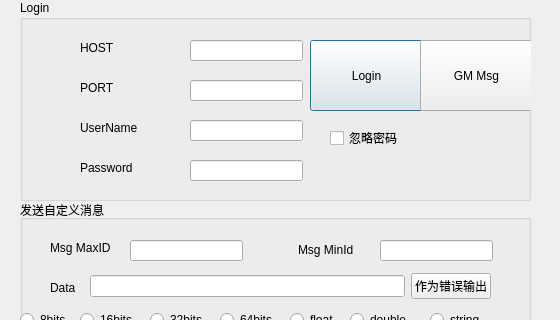
The window that apoEditor/src/connectdialog.ui (neil78duan/apollolib) describes before a commit, drawn with Qt 5; both pictures show x 0 to 560 and y 0 to 320 of the 560 by 571 pixel window.
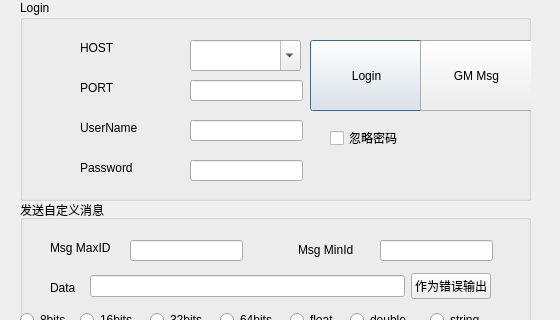
The same window after the commit.

Commit message: add combo box

The edit to the form file:
```diff
--- a/apoEditor/src/connectdialog.ui
+++ b/apoEditor/src/connectdialog.ui
@@ -48,16 +48,6 @@
      </rect>
     </property>
    </widget>
-   <widget class="QLineEdit" name="hostEdit">
-    <property name="geometry">
-     <rect>
-      <x>170</x>
-      <y>40</y>
-      <width>113</width>
-      <height>21</height>
-     </rect>
-    </property>
-   </widget>
    <widget class="QLabel" name="label_4">
     <property name="enabled">
      <bool>true</bool>
@@ -159,6 +149,25 @@
      <string>忽略密码</string>
     </property>
    </widget>
+   <widget class="QComboBox" name="hostCombo">
+    <property name="geometry">
+     <rect>
+      <x>170</x>
+      <y>40</y>
+      <width>111</width>
+      <height>31</height>
+     </rect>
+    </property>
+    <property name="editable">
+     <bool>true</bool>
+    </property>
+    <property name="currentIndex">
+     <number>-1</number>
+    </property>
+    <property name="maxCount">
+     <number>100</number>
+    </property>
+   </widget>
   </widget>
   <widget class="QGroupBox" name="groupBox_2">
    <property name="geometry">
```
The commit also changes 44 other files.
